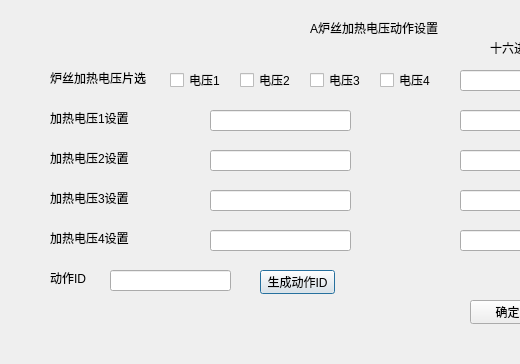
The window that ui/furnacewireheating.ui (JcypVacant/-experiment-process-config) describes before a commit, drawn with Qt 5; both pictures show x 0 to 520 and y 0 to 364 of the 779 by 364 pixel window.
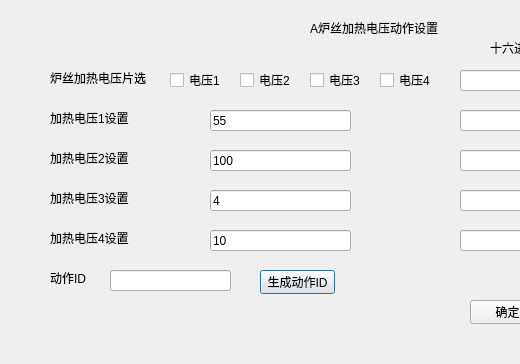
The same window after the commit.

```diff
--- a/ui/furnacewireheating.ui
+++ b/ui/furnacewireheating.ui
@@ -113,6 +113,9 @@
      <height>21</height>
     </rect>
    </property>
+   <property name="text">
+    <string>55</string>
+   </property>
   </widget>
   <widget class="QLineEdit" name="lineEdit_2">
    <property name="geometry">
@@ -123,6 +126,9 @@
      <height>21</height>
     </rect>
    </property>
+   <property name="text">
+    <string>100</string>
+   </property>
   </widget>
   <widget class="QLabel" name="label_4">
    <property name="geometry">
@@ -146,6 +152,9 @@
      <height>21</height>
     </rect>
    </property>
+   <property name="text">
+    <string>4</string>
+   </property>
   </widget>
   <widget class="QLabel" name="label_5">
    <property name="geometry">
@@ -169,6 +178,9 @@
      <height>21</height>
     </rect>
    </property>
+   <property name="text">
+    <string>10</string>
+   </property>
   </widget>
   <widget class="QLabel" name="label_6">
    <property name="geometry">
```
Left out of the diff: 38 changed lines with no effect on the pictures.
